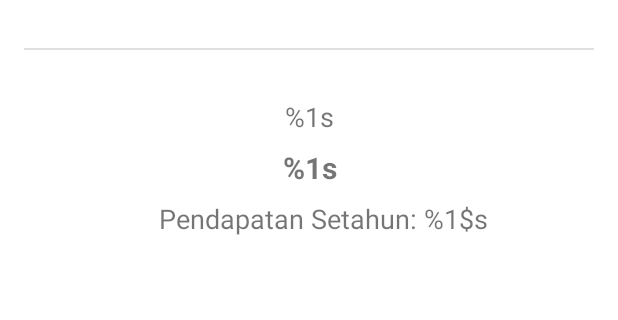
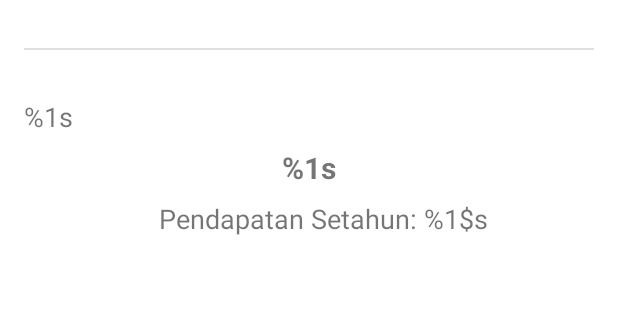
Before and after one commit to hadiansyach/hitung-zakat, an Android app: the layout activity_zakat_penghasilan.xml on its own in the app's theme, with its tools: preview values and no code run, on a phone screen of 412 x 824 dp, the part 350-670 px from its top. Run offline under Robolectric (Android 15) with nearby library versions, the phone set to English and light mode, and no system bars.

Commit message:
fixing padding kondisi

```diff
--- a/app/src/main/res/layout/activity_zakat_penghasilan.xml
+++ b/app/src/main/res/layout/activity_zakat_penghasilan.xml
@@ -1,7 +1,12 @@
 <?xml version="1.0" encoding="utf-8"?>
-<androidx.constraintlayout.widget.ConstraintLayout xmlns:android="http://schemas.android.com/apk/res/android"
+<ScrollView
+
+    xmlns:android="http://schemas.android.com/apk/res/android"
     xmlns:app="http://schemas.android.com/apk/res-auto"
     xmlns:tools="http://schemas.android.com/tools"
+    android:layout_width="match_parent"
+    android:layout_height="wrap_content">
+    <androidx.constraintlayout.widget.ConstraintLayout
         android:layout_width="match_parent"
         android:layout_height="wrap_content">
 
@@ -69,14 +74,16 @@
 
         <TextView
             android:id="@+id/kondisi"
-        android:layout_width="wrap_content"
+            android:layout_width="match_parent"
             android:layout_height="wrap_content"
             android:layout_marginTop="32dp"
             android:textSize="18sp"
             app:layout_constraintEnd_toEndOf="parent"
             app:layout_constraintStart_toStartOf="parent"
             app:layout_constraintTop_toBottomOf="@+id/divider"
-        tools:text="@string/kondisi_zakat_x" />
+            tools:text="@string/kondisi_zakat_x"
+            android:paddingStart="16dp"
+            android:paddingEnd="16dp"/>
 
     <TextView
         android:id="@+id/uangZakat"
@@ -104,3 +111,4 @@
 
 
 </androidx.constraintlayout.widget.ConstraintLayout>
+</ScrollView>
```
Lines whose indentation alone changed are shown as unchanged.
